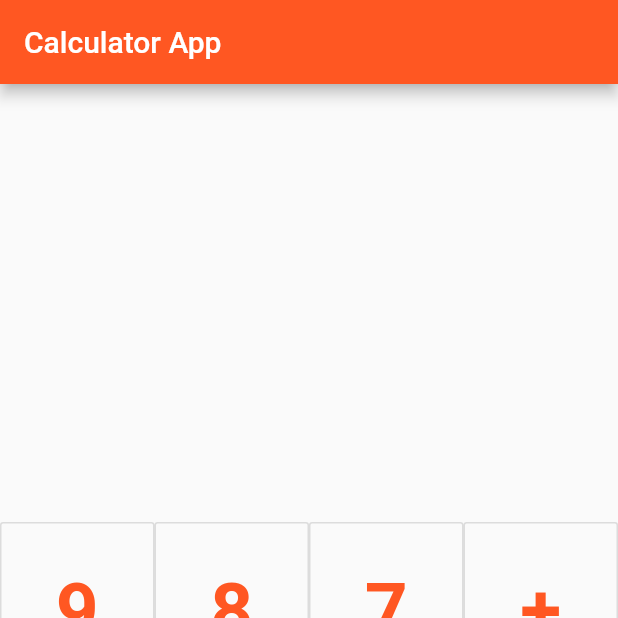
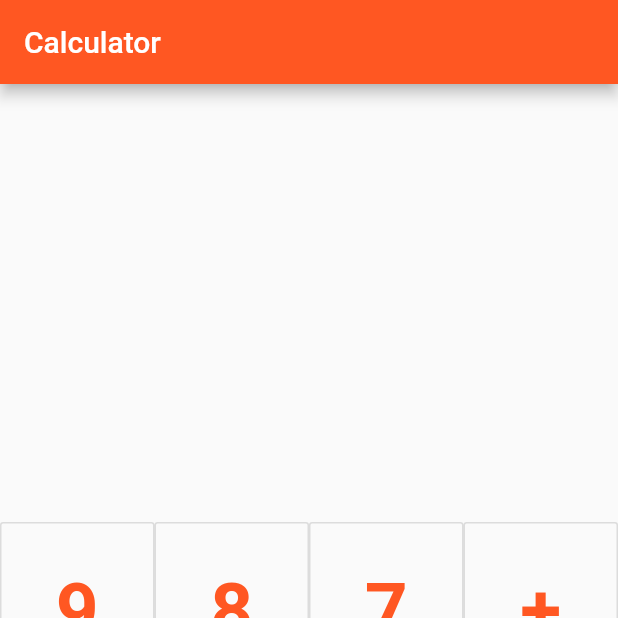
Before and after one commit to RishiBalaji81/Calculator-App, a Flutter app: the screen it shows after launch, on a phone screen of 412 x 824 dp, the top half of it. Run offline on Flutter 3.47's test engine with Material 2 defaults, Android fonts, the phone set to English and light mode, and no system bars.

Commit message:
changes removed

```diff
--- a/lib/main.dart
+++ b/lib/main.dart
@@ -24,7 +24,7 @@ class HomePageState extends State<HomePage> {
   Widget build(BuildContext context) {
     return Scaffold(
       appBar: AppBar(
-        title: Text('Calculator App'),
+        title: Text('Calculator '),
       ),
       body: Container(
         child: Column(
```
